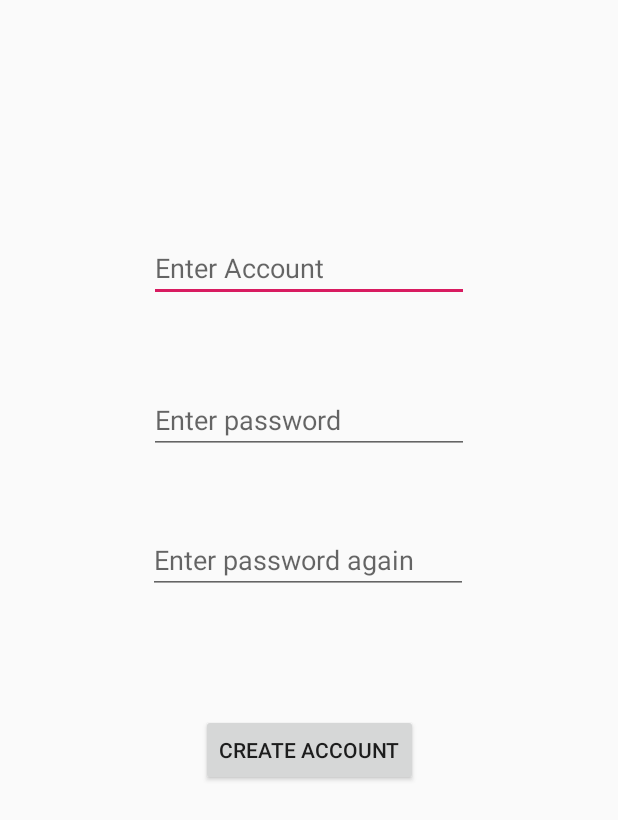
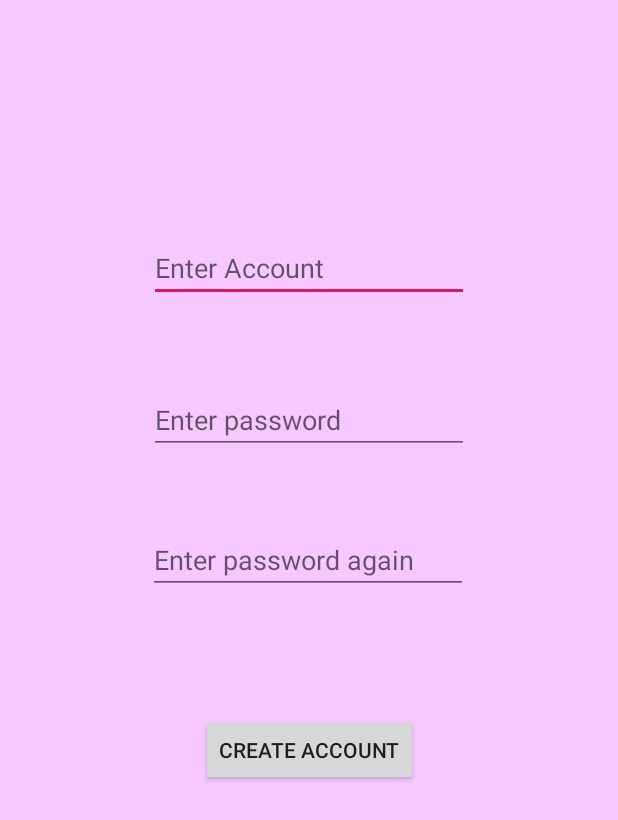
Before and after one commit to chouche9/ClassicMiniGames, an Android app: the CreateAccount screen opened directly, with no data from a screen before it, on a phone screen of 412 x 824 dp. Shown: the top 820 px of the screen. Run offline under Robolectric (Android 15) with nearby library versions, the phone set to English and light mode, and no system bars.

Commit message:
Change the background colors of the login, create account, user info and main.

```diff
--- a/phase1/app/src/main/res/layout/activity_create_account.xml
+++ b/phase1/app/src/main/res/layout/activity_create_account.xml
@@ -4,7 +4,8 @@
     xmlns:tools="http://schemas.android.com/tools"
     android:layout_width="match_parent"
     android:layout_height="match_parent"
-    tools:context=".CreateAccount">
+    tools:context=".CreateAccount"
+    android:background="@color/pink">
     <EditText
         android:id="@+id/accountEntry"
         android:layout_width="wrap_content"
--- a/phase1/app/src/main/res/layout/activity_login.xml
+++ b/phase1/app/src/main/res/layout/activity_login.xml
@@ -4,7 +4,8 @@
     xmlns:tools="http://schemas.android.com/tools"
     android:layout_width="match_parent"
     android:layout_height="match_parent"
-    tools:context=".Login">
+    tools:context=".Login"
+    android:background="@color/pink">
     <EditText
         android:id="@+id/nameEntry"
         android:layout_width="wrap_content"
--- a/phase1/app/src/main/res/layout/activity_user_info.xml
+++ b/phase1/app/src/main/res/layout/activity_user_info.xml
@@ -4,7 +4,8 @@
     xmlns:tools="http://schemas.android.com/tools"
     android:layout_width="match_parent"
     android:layout_height="match_parent"
-    tools:context=".UserInfo">
+    tools:context=".UserInfo"
+    android:background="@color/pink">
     <TextView
         android:id="@+id/textView"
         android:layout_width="wrap_content"
--- a/phase1/app/src/main/res/values/colors.xml
+++ b/phase1/app/src/main/res/values/colors.xml
@@ -9,4 +9,5 @@
     <color name="background">#13EBEB</color>
     <color name="button">#A8B5D3</color>
     <color name="white">#FFFFFF</color>
+    <color name="pink">#F6C8FF</color>
 </resources>
--- a/phase1/app/src/main/res/values/strings.xml
+++ b/phase1/app/src/main/res/values/strings.xml
@@ -1,5 +1,5 @@
 <resources>
-    <string name="app_name">My Application</string>
+    <string name="app_name">Classic Mini Games</string>
     <string name="number_of_tries">Number of Tries:</string>
     <string name="font_setting">Font Setting</string>
     <string name="guess_number_image">Guess Number Image</string>
```
